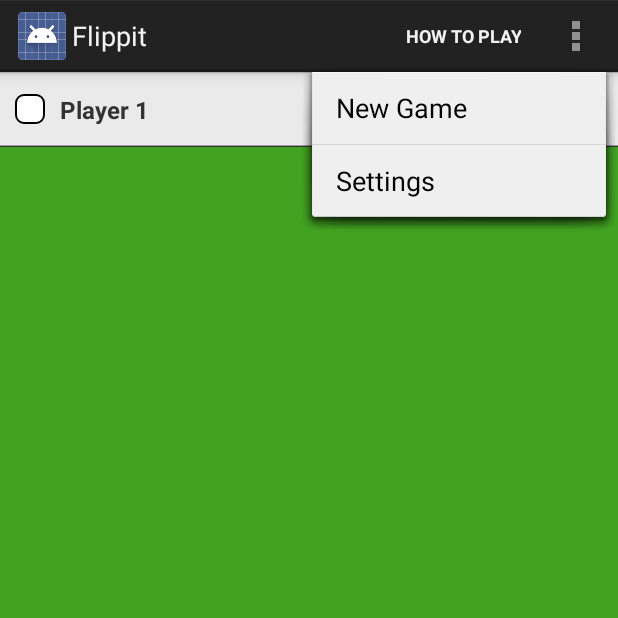
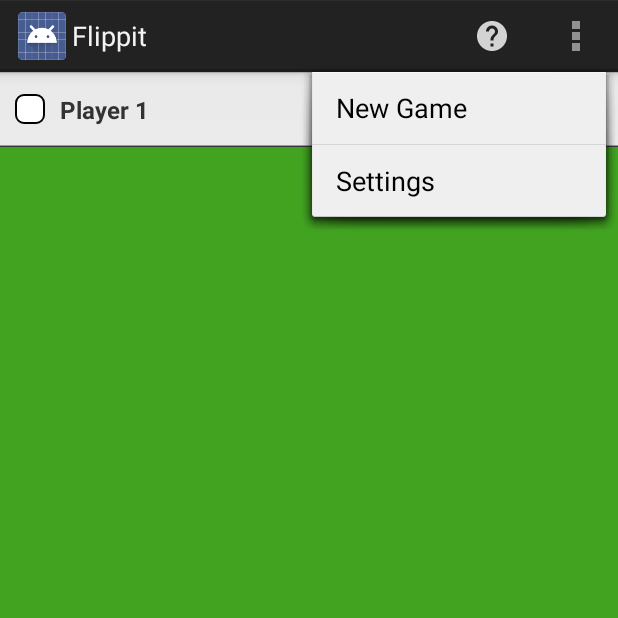
Before and after one commit to damien5314/Flippit, an Android app: the ReversiActivity screen opened directly, with no data from a screen before it, with the options menu open, on a phone screen of 412 x 824 dp, the top half of it. Run offline under Robolectric (Android 15) with nearby library versions, the phone set to English and light mode, and no system bars.

Commit message:
Added icon for How to Play menu

```diff
--- a/app/src/main/res/menu/main.xml
+++ b/app/src/main/res/menu/main.xml
@@ -15,6 +15,7 @@
     <item android:id="@+id/action_howtoplay"
         android:title="@string/action_howtoplay"
         android:orderInCategory="300"
-        android:showAsAction="ifRoom" />
+        android:showAsAction="ifRoom"
+        android:icon="@drawable/ic_action_action_help"/>
 
 </menu>
```
Also changed, not shown: app/src/main/res/drawable-hdpi/ic_action_action_help.png (added), app/src/main/res/drawable-mdpi/ic_action_action_help.png (added), app/src/main/res/drawable-xhdpi/ic_action_action_help.png (added), app/src/main/res/drawable-xxhdpi/ic_action_action_help.png (added).
